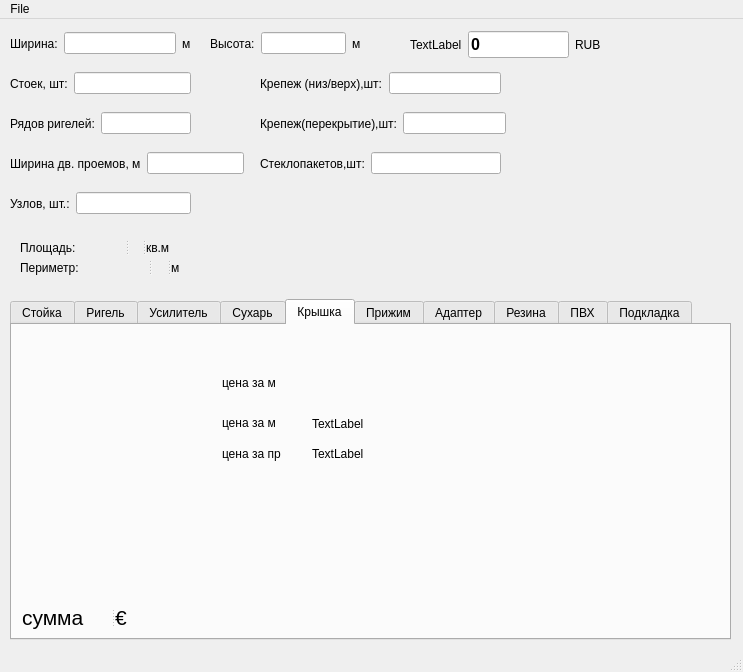
Before: the Qt Designer form main.ui in stogoff/facade, drawn with Qt 5.
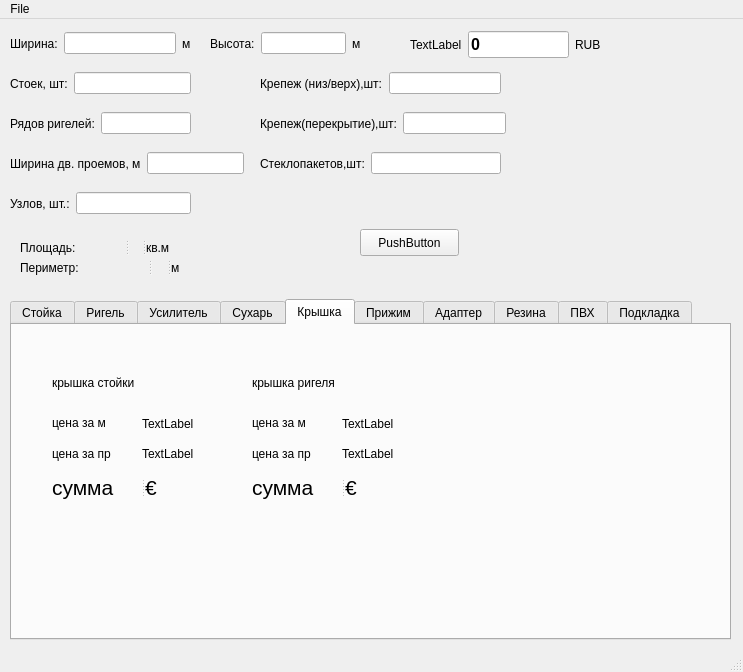
After: the same form once the commit is applied. The open tabs and pages were chosen to show the change.

```diff
--- a/main.ui
+++ b/main.ui
@@ -350,7 +350,7 @@
      <widget class="QLabel" name="label_30">
       <property name="geometry">
        <rect>
-        <x>210</x>
+        <x>40</x>
         <y>90</y>
         <width>67</width>
         <height>16</height>
@@ -363,7 +363,7 @@
      <widget class="QLabel" name="label_31">
       <property name="geometry">
        <rect>
-        <x>210</x>
+        <x>40</x>
         <y>120</y>
         <width>67</width>
         <height>17</height>
@@ -376,8 +376,8 @@
      <widget class="QSplitter" name="splitter_6">
       <property name="geometry">
        <rect>
-        <x>10</x>
-        <y>280</y>
+        <x>40</x>
+        <y>150</y>
         <width>110</width>
         <height>24</height>
        </rect>
@@ -409,7 +409,7 @@
      <widget class="QLabel" name="label_32">
       <property name="geometry">
        <rect>
-        <x>300</x>
+        <x>130</x>
         <y>120</y>
         <width>67</width>
         <height>17</height>
@@ -422,20 +422,20 @@
      <widget class="QLabel" name="label_33">
       <property name="geometry">
        <rect>
-        <x>210</x>
+        <x>40</x>
         <y>50</y>
-        <width>67</width>
+        <width>151</width>
         <height>16</height>
        </rect>
       </property>
       <property name="text">
-       <string>цена за м</string>
+       <string>крышка стойки</string>
       </property>
      </widget>
      <widget class="QLabel" name="label_34">
       <property name="geometry">
        <rect>
-        <x>300</x>
+        <x>130</x>
         <y>90</y>
         <width>67</width>
         <height>17</height>
@@ -445,6 +445,104 @@
        <string>TextLabel</string>
       </property>
      </widget>
+     <widget class="QLabel" name="label_35">
+      <property name="geometry">
+       <rect>
+        <x>330</x>
+        <y>90</y>
+        <width>67</width>
+        <height>17</height>
+       </rect>
+      </property>
+      <property name="text">
+       <string>TextLabel</string>
+      </property>
+     </widget>
+     <widget class="QLabel" name="label_36">
+      <property name="geometry">
+       <rect>
+        <x>240</x>
+        <y>50</y>
+        <width>151</width>
+        <height>16</height>
+       </rect>
+      </property>
+      <property name="text">
+       <string>крышка ригеля</string>
+      </property>
+     </widget>
+     <widget class="QLabel" name="label_37">
+      <property name="geometry">
+       <rect>
+        <x>240</x>
+        <y>90</y>
+        <width>67</width>
+        <height>16</height>
+       </rect>
+      </property>
+      <property name="text">
+       <string>цена за м</string>
+      </property>
+     </widget>
+     <widget class="QLabel" name="label_38">
+      <property name="geometry">
+       <rect>
+        <x>240</x>
+        <y>120</y>
+        <width>67</width>
+        <height>17</height>
+       </rect>
+      </property>
+      <property name="text">
+       <string>цена за пр</string>
+      </property>
+     </widget>
+     <widget class="QLabel" name="label_39">
+      <property name="geometry">
+       <rect>
+        <x>330</x>
+        <y>120</y>
+        <width>67</width>
+        <height>17</height>
+       </rect>
+      </property>
+      <property name="text">
+       <string>TextLabel</string>
+      </property>
+     </widget>
+     <widget class="QSplitter" name="splitter_7">
+      <property name="geometry">
+       <rect>
+        <x>240</x>
+        <y>150</y>
+        <width>110</width>
+        <height>24</height>
+       </rect>
+      </property>
+      <property name="orientation">
+       <enum>Qt::Horizontal</enum>
+      </property>
+      <widget class="QLabel" name="label_sum5_2">
+       <property name="font">
+        <font>
+         <pointsize>16</pointsize>
+        </font>
+       </property>
+       <property name="text">
+        <string>сумма</string>
+       </property>
+      </widget>
+      <widget class="QLabel" name="label_sum2_6">
+       <property name="font">
+        <font>
+         <pointsize>16</pointsize>
+        </font>
+       </property>
+       <property name="text">
+        <string>€</string>
+       </property>
+      </widget>
+     </widget>
     </widget>
     <widget class="QWidget" name="tab_6">
      <attribute name="title">
@@ -845,6 +943,19 @@
      </item>
     </layout>
    </widget>
+   <widget class="QPushButton" name="pushButton">
+    <property name="geometry">
+     <rect>
+      <x>360</x>
+      <y>210</y>
+      <width>99</width>
+      <height>27</height>
+     </rect>
+    </property>
+    <property name="text">
+     <string>PushButton</string>
+    </property>
+   </widget>
    <zorder>layoutWidget</zorder>
    <zorder>layoutWidget</zorder>
    <zorder>layoutWidget</zorder>
```
Left out of the diff: 13 changed lines with no effect on the pictures.
